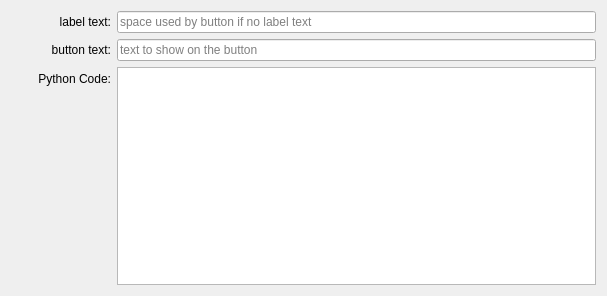
ewerybody/a2, file ui/a2element/button_edit.ui: the form before one commit.
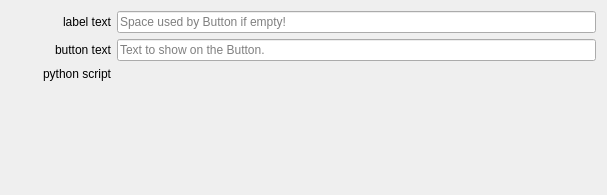
The form after the commit. Custom widgets are drawn as their Qt base class.

Commit message: fixed button element to use a local python script file

```diff
--- a/ui/a2element/button_edit.ui
+++ b/ui/a2element/button_edit.ui
@@ -7,7 +7,7 @@
     <x>0</x>
     <y>0</y>
     <width>607</width>
-    <height>296</height>
+    <height>195</height>
    </rect>
   </property>
   <property name="windowTitle">
@@ -29,7 +29,7 @@
       </size>
      </property>
      <property name="text">
-      <string>label text:</string>
+      <string>label text</string>
      </property>
      <property name="alignment">
       <set>Qt::AlignRight|Qt::AlignTrailing|Qt::AlignVCenter</set>
@@ -42,7 +42,7 @@
       <string notr="true"/>
      </property>
      <property name="placeholderText">
-      <string notr="true">space used by button if no label text</string>
+      <string notr="true">Space used by Button if empty!</string>
      </property>
     </widget>
    </item>
@@ -55,7 +55,7 @@
       </size>
      </property>
      <property name="text">
-      <string>button text:</string>
+      <string>button text</string>
      </property>
      <property name="alignment">
       <set>Qt::AlignRight|Qt::AlignTrailing|Qt::AlignVCenter</set>
@@ -68,7 +68,7 @@
       <string/>
      </property>
      <property name="placeholderText">
-      <string>text to show on the button</string>
+      <string>Text to show on the Button.</string>
      </property>
     </widget>
    </item>
@@ -81,7 +81,7 @@
       </size>
      </property>
      <property name="text">
-      <string>Python Code:</string>
+      <string>python script</string>
      </property>
      <property name="alignment">
       <set>Qt::AlignRight|Qt::AlignTrailing|Qt::AlignVCenter</set>
@@ -89,15 +89,16 @@
     </widget>
    </item>
    <item row="2" column="1">
-    <widget class="A2CodeField" name="cfg_code"/>
+    <widget class="ScriptSelector" name="script_selector" native="true"/>
    </item>
   </layout>
  </widget>
  <customwidgets>
   <customwidget>
-   <class>A2CodeField</class>
-   <extends>QPlainTextEdit</extends>
-   <header>a2widget</header>
+   <class>ScriptSelector</class>
+   <extends>QWidget</extends>
+   <header>a2widget.local_script</header>
+   <container>1</container>
   </customwidget>
  </customwidgets>
  <resources/>
```
The commit also changes 4 other files.
